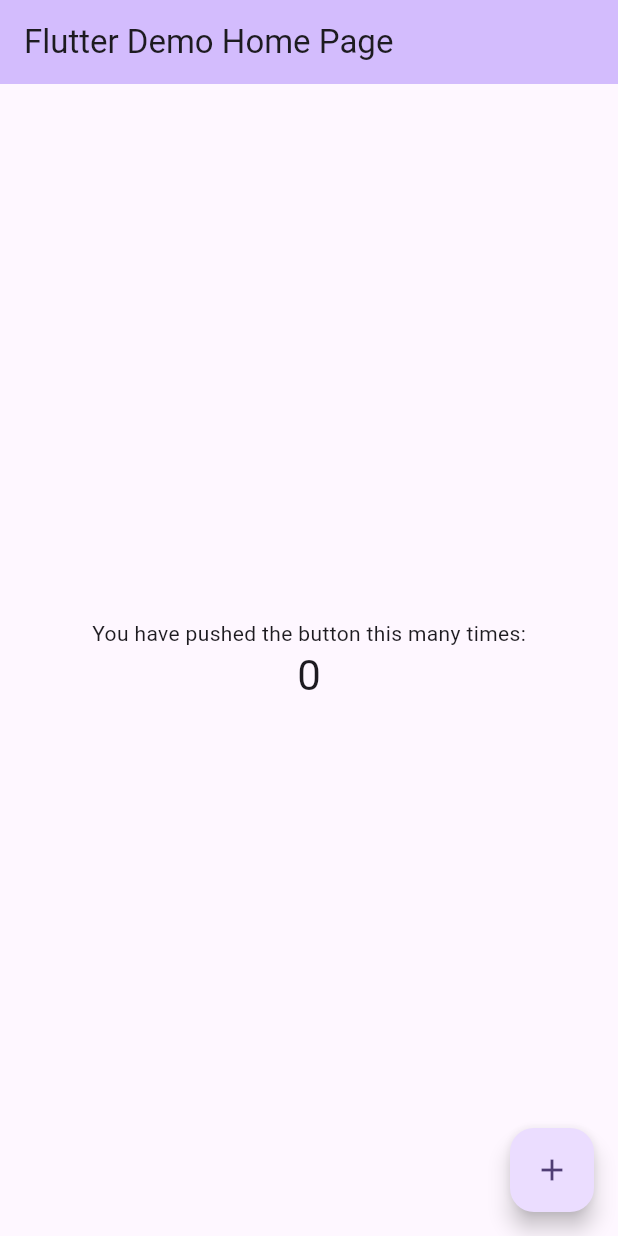
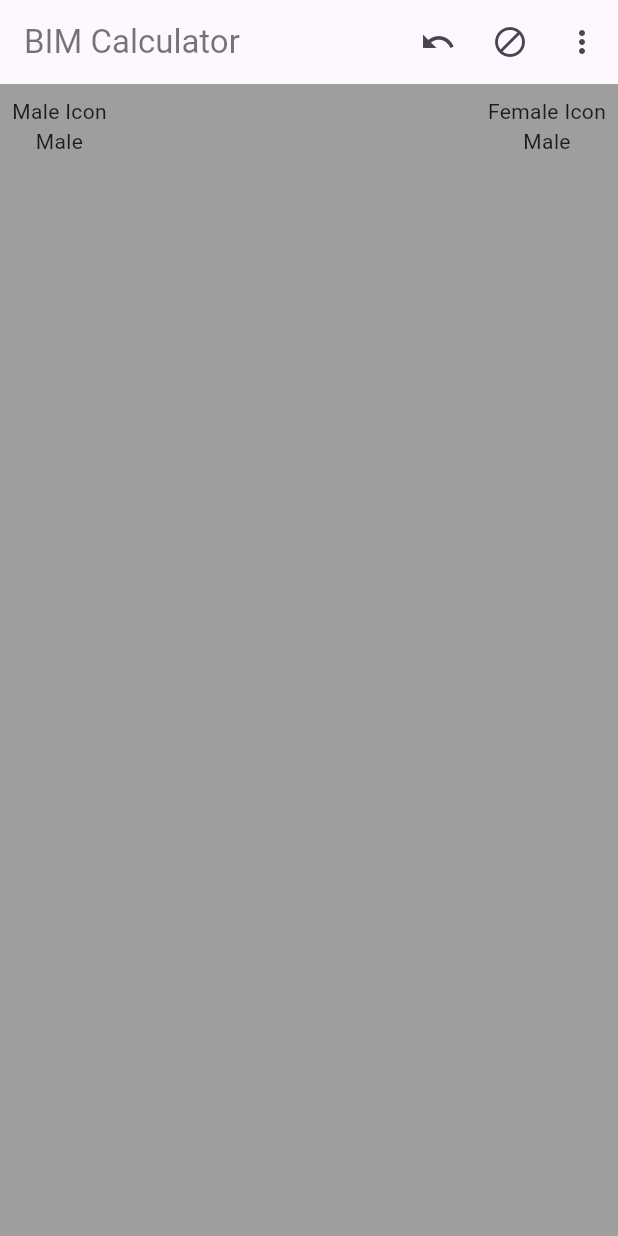
Before and after one commit to Heshan95/bmi_caculator, a Flutter app: the screen it shows after launch, on a phone screen of 412 x 824 dp. Run offline on Flutter 3.47's test engine with Material 3 defaults, Android fonts, the phone set to English and light mode, and no system bars.

Commit message:
App bar implementation and gender widget basic implemantation

```diff
--- a/lib/main.dart
+++ b/lib/main.dart
@@ -1,3 +1,4 @@
+import 'package:bmi_calculator/main_page.dart';
 import 'package:flutter/material.dart';
 
 void main() {
@@ -13,113 +14,10 @@ class MyApp extends StatelessWidget {
     return MaterialApp(
       title: 'Flutter Demo',
       theme: ThemeData(
-        // This is the theme of your application.
-        //
-        // TRY THIS: Try running your application with "flutter run". You'll see
-        // the application has a purple toolbar. Then, without quitting the app,
-        // try changing the seedColor in the colorScheme below to Colors.green
-        // and then invoke "hot reload" (save your changes or press the "hot
-        // reload" button in a Flutter-supported IDE, or press "r" if you used
-        // the command line to start the app).
-        //
-        // Notice that the counter didn't reset back to zero; the application
-        // state is not lost during the reload. To reset the state, use hot
-        // restart instead.
-        //
-        // This works for code too, not just values: Most code changes can be
-        // tested with just a hot reload.
         colorScheme: ColorScheme.fromSeed(seedColor: Colors.deepPurple),
         useMaterial3: true,
       ),
-      home: const MyHomePage(title: 'Flutter Demo Home Page'),
+      home: const MainPage(),
     );
   }
 }
-
-class MyHomePage extends StatefulWidget {
-  const MyHomePage({super.key, required this.title});
-
-  // This widget is the home page of your application. It is stateful, meaning
-  // that it has a State object (defined below) that contains fields that affect
-  // how it looks.
-
-  // This class is the configuration for the state. It holds the values (in this
-  // case the title) provided by the parent (in this case the App widget) and
-  // used by the build method of the State. Fields in a Widget subclass are
-  // always marked "final".
-
-  final String title;
-
-  @override
-  State<MyHomePage> createState() => _MyHomePageState();
-}
-
-class _MyHomePageState extends State<MyHomePage> {
-  int _counter = 0;
-
-  void _incrementCounter() {
-    setState(() {
-      // This call to setState tells the Flutter framework that something has
-      // changed in this State, which causes it to rerun the build method below
-      // so that the display can reflect the updated values. If we changed
-      // _counter without calling setState(), then the build method would not be
-      // called again, and so nothing would appear to happen.
-      _counter++;
-    });
-  }
-
-  @override
-  Widget build(BuildContext context) {
-    // This method is rerun every time setState is called, for instance as done
-    // by the _incrementCounter method above.
-    //
-    // The Flutter framework has been optimized to make rerunning build methods
-    // fast, so that you can just rebuild anything that needs updating rather
-    // than having to individually change instances of widgets.
-    return Scaffold(
-      appBar: AppBar(
-        // TRY THIS: Try changing the color here to a specific color (to
-        // Colors.amber, perhaps?) and trigger a hot reload to see the AppBar
-        // change color while the other colors stay the same.
-        backgroundColor: Theme.of(context).colorScheme.inversePrimary,
-        // Here we take the value from the MyHomePage object that was created by
-        // the App.build method, and use it to set our appbar title.
-        title: Text(widget.title),
-      ),
-      body: Center(
-        // Center is a layout widget. It takes a single child and positions it
-        // in the middle of the parent.
-        child: Column(
-          // Column is also a layout widget. It takes a list of children and
-          // arranges them vertically. By default, it sizes itself to fit its
-          // children horizontally, and tries to be as tall as its parent.
-          //
-          // Column has various properties to control how it sizes itself and
-          // how it positions its children. Here we use mainAxisAlignment to
-          // center the children vertically; the main axis here is the vertical
-          // axis because Columns are vertical (the cross axis would be
-          // horizontal).
-          //
-          // TRY THIS: Invoke "debug painting" (choose the "Toggle Debug Paint"
-          // action in the IDE, or press "p" in the console), to see the
-          // wireframe for each widget.
-          mainAxisAlignment: MainAxisAlignment.center,
-          children: <Widget>[
-            const Text(
-              'You have pushed the button this many times:',
-            ),
-            Text(
-              '$_counter',
-              style: Theme.of(context).textTheme.headlineMedium,
-            ),
-          ],
-        ),
-      ),
-      floatingActionButton: FloatingActionButton(
-        onPressed: _incrementCounter,
-        tooltip: 'Increment',
-        child: const Icon(Icons.add),
-      ), // This trailing comma makes auto-formatting nicer for build methods.
-    );
-  }
-}
--- /dev/null
+++ b/lib/main_page.dart
@@ -0,0 +1,101 @@
+import 'package:flutter/material.dart';
+
+class MainPage extends StatefulWidget {
+  const MainPage({super.key});
+
+  @override
+  State<MainPage> createState() => _MainPageState();
+}
+
+class _MainPageState extends State<MainPage> {
+  @override
+  Widget build(BuildContext context) {
+    return SafeArea(
+      child: Scaffold(
+        //AppBar Area
+        appBar: AppBar(
+          title: const Text(
+            'BIM Calculator',
+            style: TextStyle(color: Colors.black54),
+          ),
+          actions: [
+            IconButton(
+              onPressed: () {
+                ScaffoldMessenger.of(context).showSnackBar(
+                  const SnackBar(
+                    content: Text('This is undo Button'),
+                  ),
+                );
+              },
+              icon: const Icon(
+                Icons.undo,
+              ),
+              tooltip: 'Undo',
+            ),
+            IconButton(
+              onPressed: () {
+                ScaffoldMessenger.of(context).showSnackBar(
+                  const SnackBar(
+                    content: Text('This is Ad Block Button'),
+                  ),
+                );
+              },
+              icon: const Icon(
+                Icons.block,
+              ),
+              tooltip: 'Ad Block',
+            ),
+            IconButton(
+              onPressed: () {
+                ScaffoldMessenger.of(context).showSnackBar(
+                  const SnackBar(
+                    content: Text('This is More'),
+                  ),
+                );
+              },
+              icon: const Icon(
+                Icons.more_vert,
+              ),
+              tooltip: 'More',
+            ),
+          ],
+        ),
+
+        //Body Area
+        body: Container(
+          color: Colors.grey,
+          //Gender Button
+          child: const Column(
+            children: [
+              Row(
+                children: [
+                  //Male Button
+                  Padding(
+                    padding: EdgeInsets.all(8.0),
+                    child: Column(
+                      children: [
+                        Text('Male Icon'),
+                        Text('Male'),
+                      ],
+                    ),
+                  ),
+                  Spacer(),
+                  //Female Button
+                  Padding(
+                    padding: EdgeInsets.all(8.0),
+                    child: Column(
+                      children: [
+                        Text('Female Icon'),
+                        Text('Male'),
+                      ],
+                    ),
+                  ),
+                ],
+              ),
+            ],
+          ),
+        ),
+      ),
+    );
+  }
+}
```
